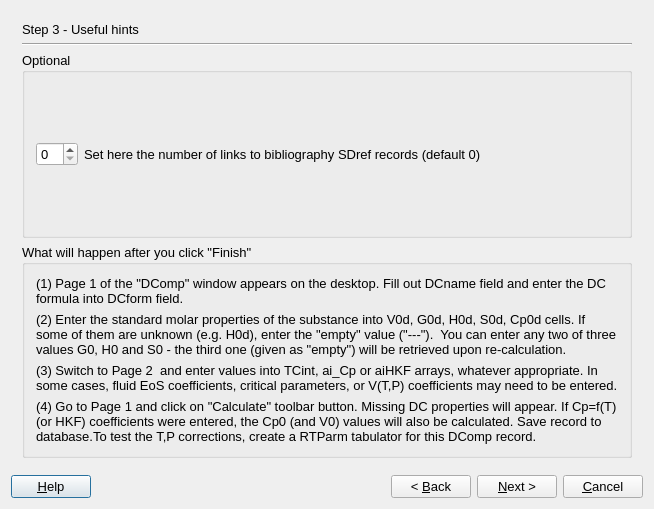
Qt form gems3/vizor4/dlg4/DCompWizard4.ui (gemshub/GEMSGUI) before a commit.
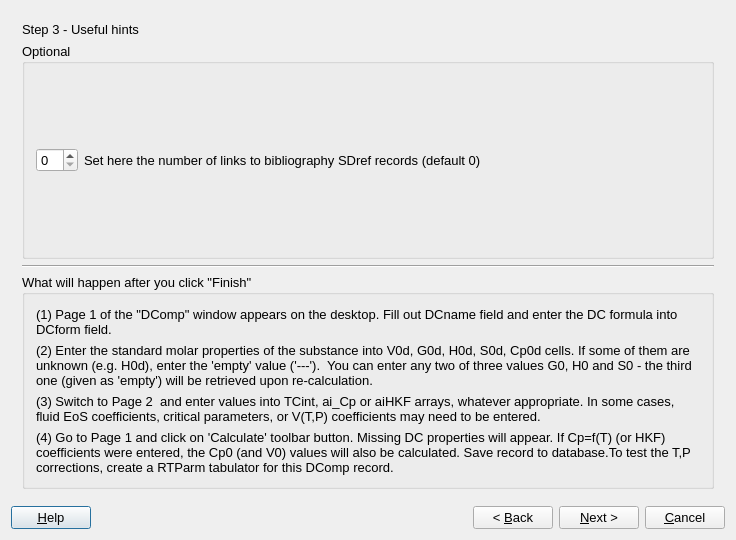
The same form after that commit. The open tabs and pages were chosen to show the change.

Commit message: Merged from upgrade adjusted fonts and comments on all dialogs (for consistency between win32, macosx and linux) DK,SD

```diff
--- a/gems3/vizor4/dlg4/DCompWizard4.ui
+++ b/gems3/vizor4/dlg4/DCompWizard4.ui
@@ -6,8 +6,8 @@
    <rect>
     <x>0</x>
     <y>0</y>
-    <width>654</width>
-    <height>509</height>
+    <width>736</width>
+    <height>540</height>
    </rect>
   </property>
   <property name="font">
@@ -835,8 +835,8 @@
       </layout>
      </widget>
      <widget class="QWidget" name="page_4">
-      <layout class="QGridLayout">
-       <item row="0" column="0">
+      <layout class="QVBoxLayout" name="verticalLayout">
+       <item>
         <widget class="QLabel" name="label_3">
          <property name="sizePolicy">
           <sizepolicy hsizetype="Preferred" vsizetype="Fixed">
@@ -849,14 +849,7 @@
          </property>
         </widget>
        </item>
-       <item row="1" column="0">
-        <widget class="Line" name="line_4">
-         <property name="orientation">
-          <enum>Qt::Horizontal</enum>
-         </property>
-        </widget>
-       </item>
-       <item row="2" column="0">
+       <item>
         <widget class="QGroupBox" name="groupBox_5">
          <property name="sizePolicy">
           <sizepolicy hsizetype="Preferred" vsizetype="Minimum">
@@ -867,7 +860,7 @@
          <property name="title">
           <string>Optional</string>
          </property>
-         <layout class="QHBoxLayout">
+         <layout class="QHBoxLayout" name="horizontalLayout">
           <item>
            <widget class="QSpinBox" name="spinBoxSDrefLnk">
             <property name="sizePolicy">
@@ -894,7 +887,14 @@
          </layout>
         </widget>
        </item>
-       <item row="3" column="0">
+       <item>
+        <widget class="Line" name="line_4">
+         <property name="orientation">
+          <enum>Qt::Horizontal</enum>
+         </property>
+        </widget>
+       </item>
+       <item>
         <widget class="QGroupBox" name="groupBox_6">
          <property name="title">
           <string>What will happen after you click &quot;Finish&quot;</string>
@@ -916,11 +916,7 @@
           <item row="1" column="0">
            <widget class="QLabel" name="textLabel12">
             <property name="text">
-             <string>&lt;!DOCTYPE HTML PUBLIC &quot;-//W3C//DTD HTML 4.0//EN&quot; &quot;http://www.w3.org/TR/REC-html40/strict.dtd&quot;&gt;
-&lt;html&gt;&lt;head&gt;&lt;meta name=&quot;qrichtext&quot; content=&quot;1&quot; /&gt;&lt;style type=&quot;text/css&quot;&gt;
-p, li { white-space: pre-wrap; }
-&lt;/style&gt;&lt;/head&gt;&lt;body style=&quot; font-family:'MS Shell Dlg 2'; font-size:10pt; font-weight:400; font-style:normal;&quot;&gt;
-&lt;p style=&quot; margin-top:0px; margin-bottom:0px; margin-left:0px; margin-right:0px; -qt-block-indent:0; text-indent:0px;&quot;&gt;(2) Enter the standard molar properties of the substance into V0d, G0d, H0d, S0d, Cp0d cells. If some of them are unknown (e.g. H0d), enter the &amp;quot;empty&amp;quot; value (&amp;quot;---&amp;quot;).  You can enter any two of three values G0, H0 and S0 - the third one (given as &amp;quot;empty&amp;quot;) will be retrieved upon re-calculation. &lt;/p&gt;&lt;/body&gt;&lt;/html&gt;</string>
+             <string>(2) Enter the standard molar properties of the substance into V0d, G0d, H0d, S0d, Cp0d cells. If some of them are unknown (e.g. H0d), enter the 'empty' value ('---').  You can enter any two of three values G0, H0 and S0 - the third one (given as 'empty') will be retrieved upon re-calculation. </string>
             </property>
             <property name="alignment">
              <set>Qt::AlignVCenter</set>
@@ -946,11 +942,7 @@
           <item row="3" column="0">
            <widget class="QLabel" name="textLabel15">
             <property name="text">
-             <string>&lt;!DOCTYPE HTML PUBLIC &quot;-//W3C//DTD HTML 4.0//EN&quot; &quot;http://www.w3.org/TR/REC-html40/strict.dtd&quot;&gt;
-&lt;html&gt;&lt;head&gt;&lt;meta name=&quot;qrichtext&quot; content=&quot;1&quot; /&gt;&lt;style type=&quot;text/css&quot;&gt;
-p, li { white-space: pre-wrap; }
-&lt;/style&gt;&lt;/head&gt;&lt;body style=&quot; font-family:'MS Shell Dlg 2'; font-size:10pt; font-weight:400; font-style:normal;&quot;&gt;
-&lt;p style=&quot; margin-top:0px; margin-bottom:0px; margin-left:0px; margin-right:0px; -qt-block-indent:0; text-indent:0px;&quot;&gt;(4) Go to Page 1 and click on &amp;quot;Calculate&amp;quot; toolbar button. Missing DC properties will appear. If Cp=f(T) (or HKF) coefficients were entered, the Cp0 (and V0) values will also be calculated. Save record to database.To test the T,P corrections, create a RTParm tabulator for this DComp record.&lt;/p&gt;&lt;/body&gt;&lt;/html&gt;</string>
+             <string>(4) Go to Page 1 and click on 'Calculate' toolbar button. Missing DC properties will appear. If Cp=f(T) (or HKF) coefficients were entered, the Cp0 (and V0) values will also be calculated. Save record to database.To test the T,P corrections, create a RTParm tabulator for this DComp record.</string>
             </property>
             <property name="alignment">
              <set>Qt::AlignVCenter</set>
```
Left out of the diff: 6 changed lines with no effect on the pictures. The commit also changes 39 other files.
